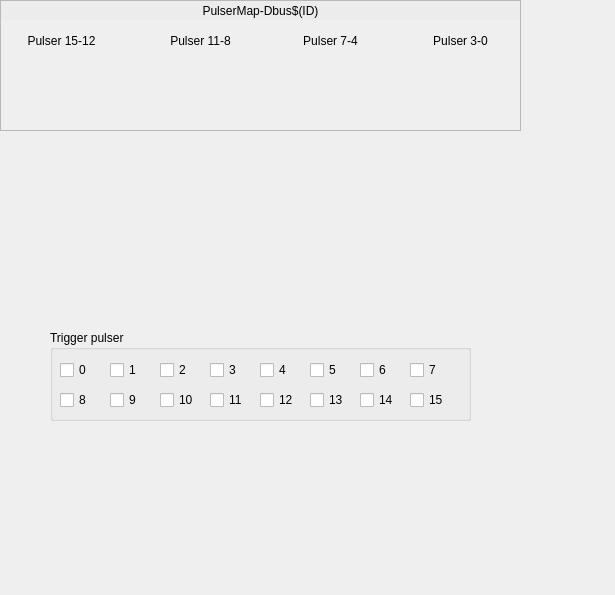
Old version of the form ui/EVR/G_EVR_dbus.ui in the repository paulscherrerinstitute/mrfioc2.
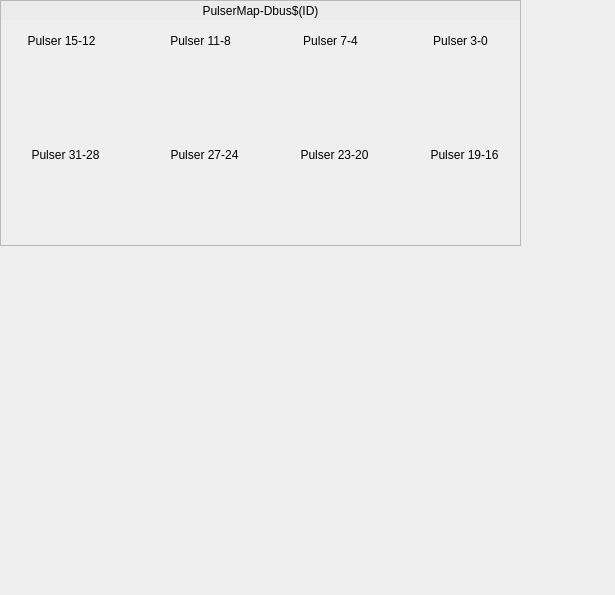
New version of the form. Custom widgets are drawn as their Qt base class.

Patch:
```diff
--- a/ui/EVR/G_EVR_dbus.ui
+++ b/ui/EVR/G_EVR_dbus.ui
@@ -13,282 +13,13 @@
   <property name="windowTitle">
    <string>Prescaler</string>
   </property>
-  <widget class="QGroupBox" name="groupBox_2">
-   <property name="geometry">
-    <rect>
-     <x>50</x>
-     <y>330</y>
-     <width>421</width>
-     <height>91</height>
-    </rect>
-   </property>
-   <property name="title">
-    <string>Trigger pulser</string>
-   </property>
-   <widget class="caToggleButton" name="catogglebutton_3">
-    <property name="geometry">
-     <rect>
-      <x>10</x>
-      <y>30</y>
-      <width>41</width>
-      <height>20</height>
-     </rect>
-    </property>
-    <property name="text">
-     <string>0</string>
-    </property>
-    <property name="channel" stdset="0">
-     <string notr="true">$(EVR):PulserMap-Dbus$(ID)-SP.B0</string>
-    </property>
-   </widget>
-   <widget class="caToggleButton" name="catogglebutton_11">
-    <property name="geometry">
-     <rect>
-      <x>60</x>
-      <y>30</y>
-      <width>41</width>
-      <height>20</height>
-     </rect>
-    </property>
-    <property name="text">
-     <string>1</string>
-    </property>
-    <property name="channel" stdset="0">
-     <string notr="true">$(EVR):PulserMap-Dbus$(ID)-SP.B1</string>
-    </property>
-   </widget>
-   <widget class="caToggleButton" name="catogglebutton_12">
-    <property name="geometry">
-     <rect>
-      <x>110</x>
-      <y>30</y>
-      <width>41</width>
-      <height>20</height>
-     </rect>
-    </property>
-    <property name="text">
-     <string>2</string>
-    </property>
-    <property name="channel" stdset="0">
-     <string notr="true">$(EVR):PulserMap-Dbus$(ID)-SP.B2</string>
-    </property>
-   </widget>
-   <widget class="caToggleButton" name="catogglebutton_13">
-    <property name="geometry">
-     <rect>
-      <x>160</x>
-      <y>30</y>
-      <width>41</width>
-      <height>20</height>
-     </rect>
-    </property>
-    <property name="text">
-     <string>3</string>
-    </property>
-    <property name="channel" stdset="0">
-     <string notr="true">$(EVR):PulserMap-Dbus$(ID)-SP.B3</string>
-    </property>
-   </widget>
-   <widget class="caToggleButton" name="catogglebutton_14">
-    <property name="geometry">
-     <rect>
-      <x>210</x>
-      <y>30</y>
-      <width>41</width>
-      <height>20</height>
-     </rect>
-    </property>
-    <property name="text">
-     <string>4</string>
-    </property>
-    <property name="channel" stdset="0">
-     <string notr="true">$(EVR):PulserMap-Dbus$(ID)-SP.B4</string>
-    </property>
-   </widget>
-   <widget class="caToggleButton" name="catogglebutton_15">
-    <property name="geometry">
-     <rect>
-      <x>260</x>
-      <y>30</y>
-      <width>41</width>
-      <height>20</height>
-     </rect>
-    </property>
-    <property name="text">
-     <string>5</string>
-    </property>
-    <property name="channel" stdset="0">
-     <string notr="true">$(EVR):PulserMap-Dbus$(ID)-SP.B5</string>
-    </property>
-   </widget>
-   <widget class="caToggleButton" name="catogglebutton_16">
-    <property name="geometry">
-     <rect>
-      <x>310</x>
-      <y>30</y>
-      <width>41</width>
-      <height>20</height>
-     </rect>
-    </property>
-    <property name="text">
-     <string>6</string>
-    </property>
-    <property name="channel" stdset="0">
-     <string notr="true">$(EVR):PulserMap-Dbus$(ID)-SP.B6</string>
-    </property>
-   </widget>
-   <widget class="caToggleButton" name="catogglebutton_17">
-    <property name="geometry">
-     <rect>
-      <x>360</x>
-      <y>30</y>
-      <width>41</width>
-      <height>20</height>
-     </rect>
-    </property>
-    <property name="text">
-     <string>7</string>
-    </property>
-    <property name="channel" stdset="0">
-     <string notr="true">$(EVR):PulserMap-Dbus$(ID)-SP.B7</string>
-    </property>
-   </widget>
-   <widget class="caToggleButton" name="catogglebutton_18">
-    <property name="geometry">
-     <rect>
-      <x>10</x>
-      <y>60</y>
-      <width>51</width>
-      <height>20</height>
-     </rect>
-    </property>
-    <property name="text">
-     <string>8</string>
-    </property>
-    <property name="channel" stdset="0">
-     <string notr="true">$(EVR):PulserMap-Dbus$(ID)-SP.B8</string>
-    </property>
-   </widget>
-   <widget class="caToggleButton" name="catogglebutton_19">
-    <property name="geometry">
-     <rect>
-      <x>60</x>
-      <y>60</y>
-      <width>51</width>
-      <height>20</height>
-     </rect>
-    </property>
-    <property name="text">
-     <string>9</string>
-    </property>
-    <property name="channel" stdset="0">
-     <string notr="true">$(EVR):PulserMap-Dbus$(ID)-SP.B9</string>
-    </property>
-   </widget>
-   <widget class="caToggleButton" name="catogglebutton_20">
-    <property name="geometry">
-     <rect>
-      <x>110</x>
-      <y>60</y>
-      <width>51</width>
-      <height>20</height>
-     </rect>
-    </property>
-    <property name="text">
-     <string>10</string>
-    </property>
-    <property name="channel" stdset="0">
-     <string notr="true">$(EVR):PulserMap-Dbus$(ID)-SP.BA</string>
-    </property>
-   </widget>
-   <widget class="caToggleButton" name="catogglebutton_21">
-    <property name="geometry">
-     <rect>
-      <x>160</x>
-      <y>60</y>
-      <width>51</width>
-      <height>20</height>
-     </rect>
-    </property>
-    <property name="text">
-     <string>11</string>
-    </property>
-    <property name="channel" stdset="0">
-     <string notr="true">$(EVR):PulserMap-Dbus$(ID)-SP.BB</string>
-    </property>
-   </widget>
-   <widget class="caToggleButton" name="catogglebutton_22">
-    <property name="geometry">
-     <rect>
-      <x>210</x>
-      <y>60</y>
-      <width>51</width>
-      <height>20</height>
-     </rect>
-    </property>
-    <property name="text">
-     <string>12</string>
-    </property>
-    <property name="channel" stdset="0">
-     <string notr="true">$(EVR):PulserMap-Dbus$(ID)-SP.BC</string>
-    </property>
-   </widget>
-   <widget class="caToggleButton" name="catogglebutton_23">
-    <property name="geometry">
-     <rect>
-      <x>260</x>
-      <y>60</y>
-      <width>51</width>
-      <height>20</height>
-     </rect>
-    </property>
-    <property name="text">
-     <string>13</string>
-    </property>
-    <property name="channel" stdset="0">
-     <string notr="true">$(EVR):PulserMap-Dbus$(ID)-SP.BD</string>
-    </property>
-   </widget>
-   <widget class="caToggleButton" name="catogglebutton_24">
-    <property name="geometry">
-     <rect>
-      <x>310</x>
-      <y>60</y>
-      <width>51</width>
-      <height>20</height>
-     </rect>
-    </property>
-    <property name="text">
-     <string>14</string>
-    </property>
-    <property name="channel" stdset="0">
-     <string notr="true">$(EVR):PulserMap-Dbus$(ID)-SP.BE</string>
-    </property>
-   </widget>
-   <widget class="caToggleButton" name="catogglebutton_25">
-    <property name="geometry">
-     <rect>
-      <x>360</x>
-      <y>60</y>
-      <width>51</width>
-      <height>20</height>
-     </rect>
-    </property>
-    <property name="text">
-     <string>15</string>
-    </property>
-    <property name="channel" stdset="0">
-     <string notr="true">$(EVR):PulserMap-Dbus$(ID)-SP.BF</string>
-    </property>
-   </widget>
-  </widget>
   <widget class="QFrame" name="frame">
    <property name="geometry">
     <rect>
      <x>0</x>
      <y>0</y>
      <width>521</width>
-     <height>131</height>
+     <height>246</height>
     </rect>
    </property>
    <property name="frameShape">
@@ -396,14 +127,102 @@
      <set>Qt::AlignCenter</set>
     </property>
    </widget>
+   <widget class="caInclude" name="cainclude_2">
+    <property name="geometry">
+     <rect>
+      <x>5</x>
+      <y>165</y>
+      <width>511</width>
+      <height>71</height>
+     </rect>
+    </property>
+    <property name="macro">
+     <string notr="true">CHAN=$(EVR):PulserMap-Dbus$(ID)-H-,SP=SP,RB=RB</string>
+    </property>
+    <property name="filename" stdset="0">
+     <string notr="true">G_EVR_mbbDirectControl.ui</string>
+    </property>
+   </widget>
+   <widget class="QLabel" name="label_5">
+    <property name="geometry">
+     <rect>
+      <x>159</x>
+      <y>145</y>
+      <width>91</width>
+      <height>20</height>
+     </rect>
+    </property>
+    <property name="text">
+     <string>Pulser 27-24</string>
+    </property>
+    <property name="alignment">
+     <set>Qt::AlignCenter</set>
+    </property>
+   </widget>
+   <widget class="QLabel" name="label_6">
+    <property name="geometry">
+     <rect>
+      <x>289</x>
+      <y>145</y>
+      <width>91</width>
+      <height>20</height>
+     </rect>
+    </property>
+    <property name="text">
+     <string>Pulser 23-20</string>
+    </property>
+    <property name="alignment">
+     <set>Qt::AlignCenter</set>
+    </property>
+   </widget>
+   <widget class="QLabel" name="label_7">
+    <property name="geometry">
+     <rect>
+      <x>419</x>
+      <y>145</y>
+      <width>91</width>
+      <height>20</height>
+     </rect>
+    </property>
+    <property name="text">
+     <string>Pulser 19-16</string>
+    </property>
+    <property name="alignment">
+     <set>Qt::AlignCenter</set>
+    </property>
+   </widget>
+   <widget class="QLabel" name="label_8">
+    <property name="geometry">
+     <rect>
+      <x>20</x>
+      <y>145</y>
+      <width>91</width>
+      <height>20</height>
+     </rect>
+    </property>
+    <property name="text">
+     <string>Pulser 31-28</string>
+    </property>
+    <property name="alignment">
+     <set>Qt::AlignCenter</set>
+    </property>
+   </widget>
+   <widget class="QFrame" name="frame_2">
+    <property name="geometry">
+     <rect>
+      <x>3</x>
+      <y>139</y>
+      <width>257</width>
+      <height>91</height>
+     </rect>
+    </property>
+    <property name="frameShape">
+     <enum>QFrame::NoFrame</enum>
+    </property>
+   </widget>
   </widget>
  </widget>
  <customwidgets>
-  <customwidget>
-   <class>caToggleButton</class>
-   <extends>QCheckBox</extends>
-   <header>caToggleButton</header>
-  </customwidget>
   <customwidget>
    <class>caLabel</class>
    <extends>QLabel</extends>
```
Left out of the diff: 2 changed lines with no effect on the pictures.
